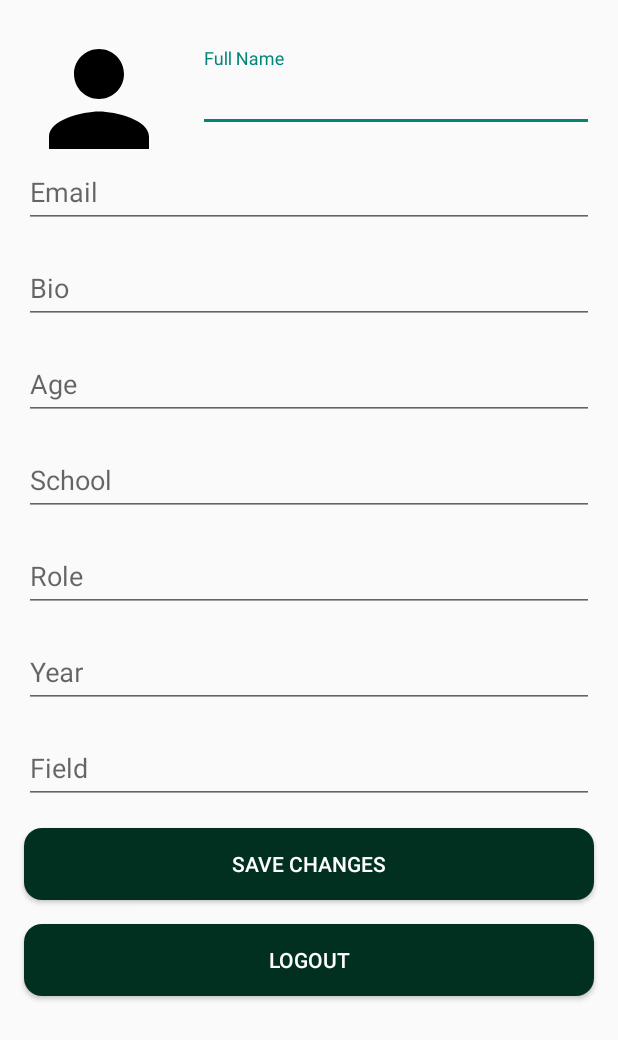
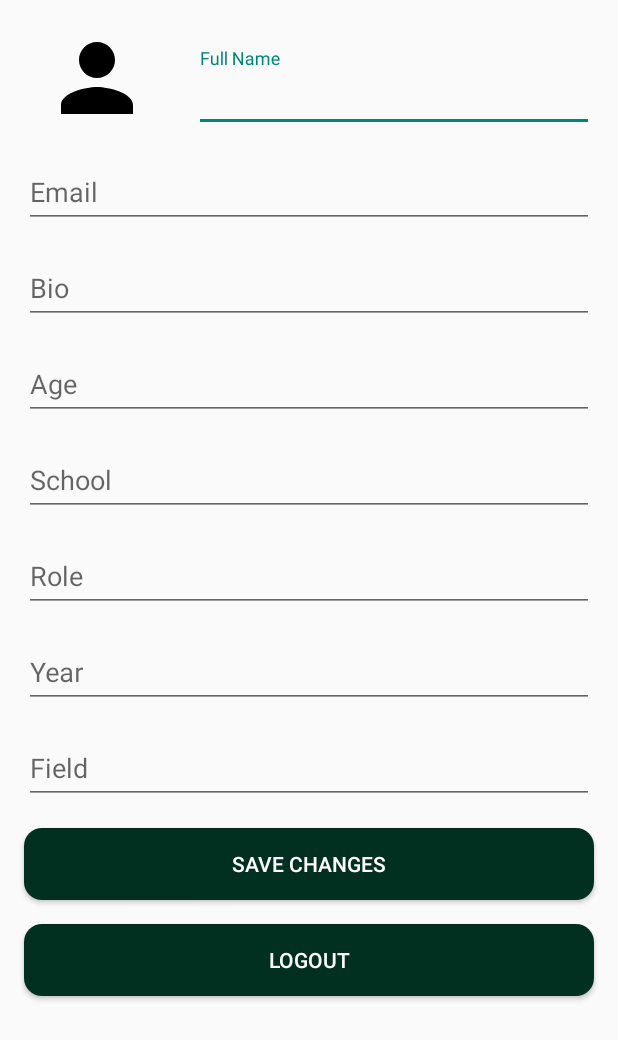
Before and after one commit to bperdija/Cell-Identifier, an Android app built with Jetpack Compose: the layout fragment_profile.xml on its own in the app's theme, with its tools: preview values and no code run, on a phone screen of 412 x 824 dp. Shown: the top 1040 px of the screen. Run offline under Robolectric (Android 15) with nearby library versions, the phone set to English and light mode, and no system bars.

Commit message:
adjusting profile image view

```diff
--- a/app/src/main/res/layout/fragment_profile.xml
+++ b/app/src/main/res/layout/fragment_profile.xml
@@ -1,12 +1,12 @@
 <?xml version="1.0" encoding="utf-8"?>
 <ScrollView xmlns:android="http://schemas.android.com/apk/res/android"
+    xmlns:app="http://schemas.android.com/apk/res-auto"
+    xmlns:tools="http://schemas.android.com/tools"
     android:layout_width="match_parent"
     android:layout_height="match_parent"
     android:fillViewport="true">
 
     <androidx.constraintlayout.widget.ConstraintLayout
-        xmlns:app="http://schemas.android.com/apk/res-auto"
-        xmlns:tools="http://schemas.android.com/tools"
         android:layout_width="match_parent"
         android:layout_height="wrap_content"
         tools:context=".ProfileFragment">
@@ -14,13 +14,13 @@
         <!-- ImageView for Profile Picture -->
         <ImageView
             android:id="@+id/profile_image_view"
-            android:layout_width="100dp"
-        android:layout_height="100dp"
-        android:layout_marginStart="16dp"
-        android:layout_marginTop="16dp"
-        android:src="@drawable/ic_person"
-        app:layout_constraintStart_toStartOf="parent"
-        app:layout_constraintTop_toTopOf="parent" />
+            android:layout_width="97dp"
+            android:layout_height="72dp"
+            android:layout_marginStart="16dp"
+            android:layout_marginTop="16dp"
+            android:src="@drawable/ic_person"
+            app:layout_constraintStart_toStartOf="parent"
+            app:layout_constraintTop_toTopOf="parent" />
 
         <!-- Full Name Field -->
         <com.google.android.material.textfield.TextInputLayout
```
